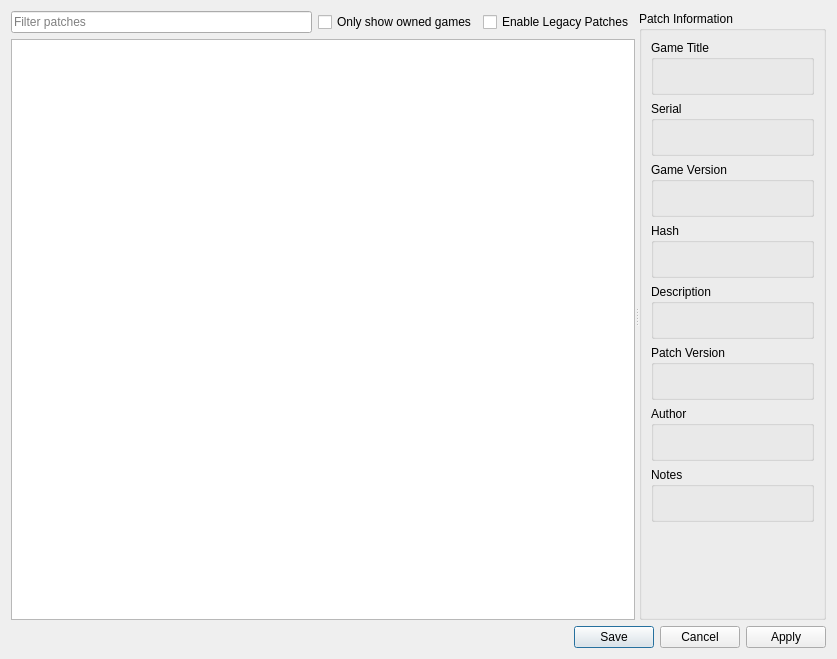
Above: rpcs3/rpcs3qt/patch_manager_dialog.ui from valgusk/rpcs3-old-rpcn before the change. Below: the same form after it.
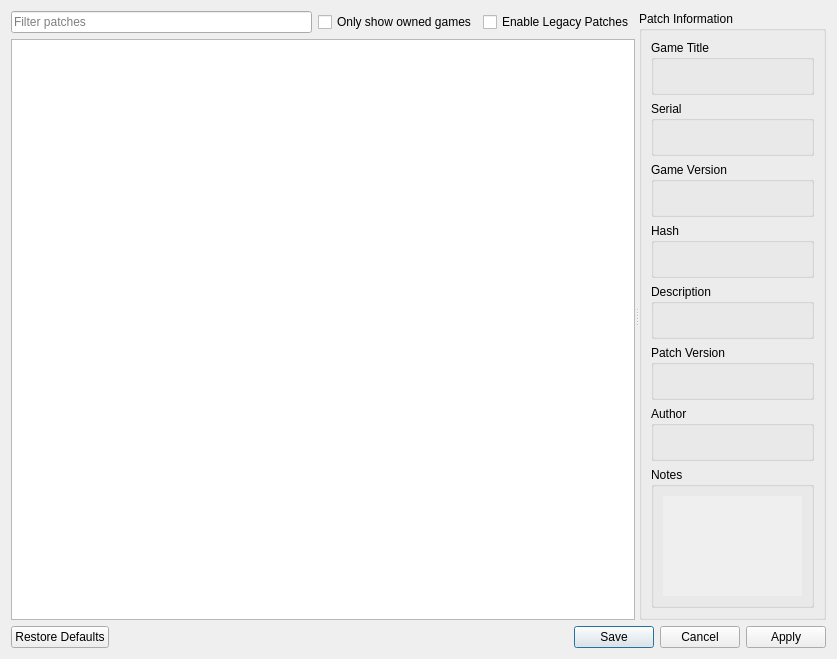
That is the form after the change.

The edit to the form file:
```diff
--- a/rpcs3/rpcs3qt/patch_manager_dialog.ui
+++ b/rpcs3/rpcs3qt/patch_manager_dialog.ui
@@ -79,7 +79,7 @@
          <property name="title">
           <string>Patch Information</string>
          </property>
-         <layout class="QVBoxLayout" name="patch_info_gb_layout">
+         <layout class="QVBoxLayout" name="patch_info_gb_layout" stretch="0,0,0,0,0,0,0,1,0">
           <item>
            <widget class="QGroupBox" name="gb_title">
             <property name="title">
@@ -217,13 +217,56 @@
             </property>
             <layout class="QVBoxLayout" name="notes_layout">
              <item>
-              <widget class="QLabel" name="label_notes">
-               <property name="text">
-                <string/>
+              <widget class="QScrollArea" name="scrollArea_notes">
+               <property name="frameShape">
+                <enum>QFrame::NoFrame</enum>
                </property>
-               <property name="wordWrap">
+               <property name="lineWidth">
+                <number>0</number>
+               </property>
+               <property name="widgetResizable">
                 <bool>true</bool>
                </property>
+               <widget class="QWidget" name="scrollAreaWidgetContents_notes">
+                <property name="geometry">
+                 <rect>
+                  <x>0</x>
+                  <y>0</y>
+                  <width>127</width>
+                  <height>85</height>
+                 </rect>
+                </property>
+                <layout class="QVBoxLayout" name="scrollAreaWidgetContents_notes_layout">
+                 <property name="spacing">
+                  <number>0</number>
+                 </property>
+                 <property name="leftMargin">
+                  <number>0</number>
+                 </property>
+                 <property name="topMargin">
+                  <number>0</number>
+                 </property>
+                 <property name="rightMargin">
+                  <number>0</number>
+                 </property>
+                 <property name="bottomMargin">
+                  <number>0</number>
+                 </property>
+                 <item>
+                  <widget class="QLabel" name="label_notes">
+                   <property name="text">
+                    <string/>
+                   </property>
+                   <property name="alignment">
+                    <set>Qt::AlignLeading|Qt::AlignLeft|Qt::AlignTop</set>
+                   </property>
+                   <property name="wordWrap">
+                    <bool>true</bool>
+                   </property>
+                  </widget>
+                 </item>
+                </layout>
+               </widget>
               </widget>
              </item>
             </layout>
@@ -255,7 +298,7 @@
    <item>
     <widget class="QDialogButtonBox" name="buttonBox">
      <property name="standardButtons">
-      <set>QDialogButtonBox::Apply|QDialogButtonBox::Cancel|QDialogButtonBox::Save</set>
+      <set>QDialogButtonBox::Apply|QDialogButtonBox::Cancel|QDialogButtonBox::RestoreDefaults|QDialogButtonBox::Save</set>
      </property>
     </widget>
    </item>
```
Left out of the diff: 3 changed lines with no effect on the pictures.
